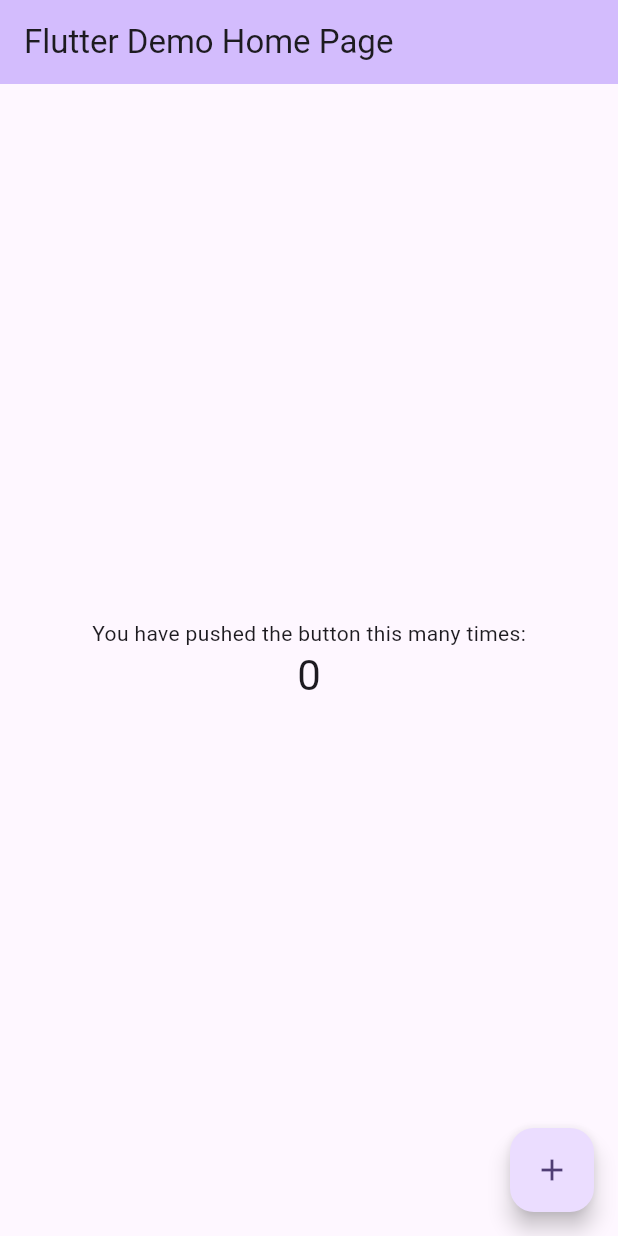
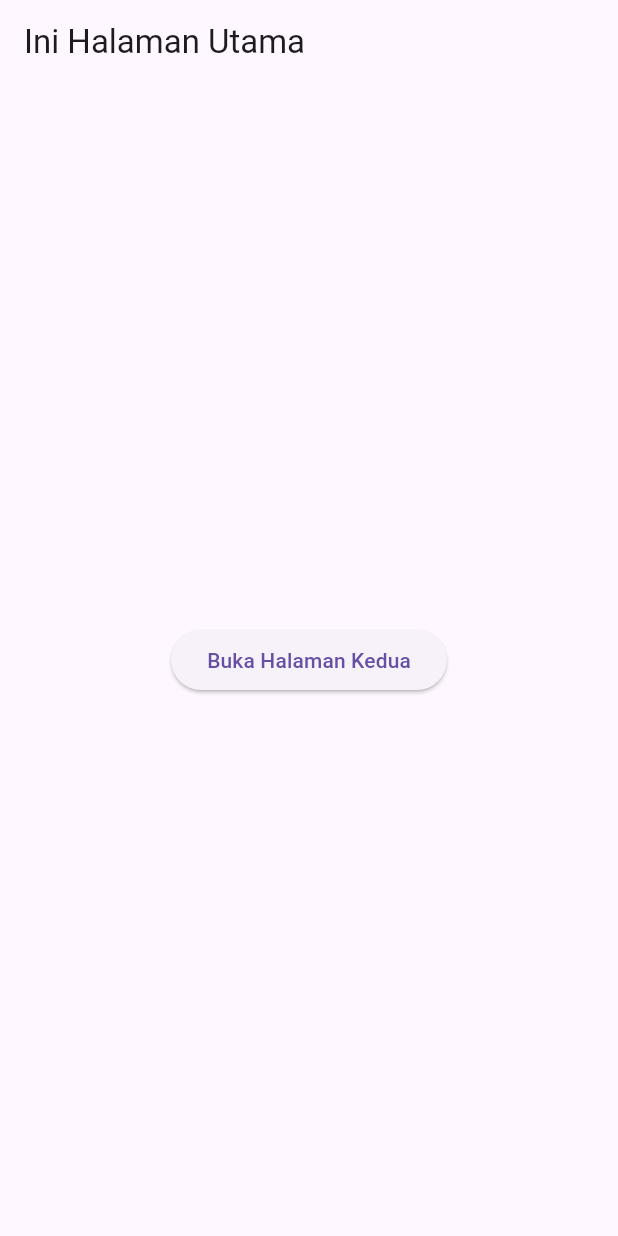
Before and after one commit to uswatun05/app, a Flutter app: the screen it shows after launch, on a phone screen of 412 x 824 dp. Run offline on Flutter 3.47's test engine with Material 3 defaults, Android fonts, the phone set to English and light mode, and no system bars.

```diff
--- a/lib/main.dart
+++ b/lib/main.dart
@@ -1,122 +1,16 @@
 import 'package:flutter/material.dart';
+import 'pages/home_page.dart';
 
 void main() {
-  runApp(const MyApp());
+  runApp(MyApp());
 }
 
 class MyApp extends StatelessWidget {
-  const MyApp({super.key});
-
-  // This widget is the root of your application.
   @override
   Widget build(BuildContext context) {
     return MaterialApp(
-      title: 'Flutter Demo',
-      theme: ThemeData(
-        // This is the theme of your application.
-        //
-        // TRY THIS: Try running your application with "flutter run". You'll see
-        // the application has a purple toolbar. Then, without quitting the app,
-        // try changing the seedColor in the colorScheme below to Colors.green
-        // and then invoke "hot reload" (save your changes or press the "hot
-        // reload" button in a Flutter-supported IDE, or press "r" if you used
-        // the command line to start the app).
-        //
-        // Notice that the counter didn't reset back to zero; the application
-        // state is not lost during the reload. To reset the state, use hot
-        // restart instead.
-        //
-        // This works for code too, not just values: Most code changes can be
-        // tested with just a hot reload.
-        colorScheme: ColorScheme.fromSeed(seedColor: Colors.deepPurple),
-      ),
-      home: const MyHomePage(title: 'Flutter Demo Home Page'),
+      title: 'App',
+      home: HomePage(),
     );
   }
 }
-
-class MyHomePage extends StatefulWidget {
-  const MyHomePage({super.key, required this.title});
-
-  // This widget is the home page of your application. It is stateful, meaning
-  // that it has a State object (defined below) that contains fields that affect
-  // how it looks.
-
-  // This class is the configuration for the state. It holds the values (in this
-  // case the title) provided by the parent (in this case the App widget) and
-  // used by the build method of the State. Fields in a Widget subclass are
-  // always marked "final".
-
-  final String title;
-
-  @override
-  State<MyHomePage> createState() => _MyHomePageState();
-}
-
-class _MyHomePageState extends State<MyHomePage> {
-  int _counter = 0;
-
-  void _incrementCounter() {
-    setState(() {
-      // This call to setState tells the Flutter framework that something has
-      // changed in this State, which causes it to rerun the build method below
-      // so that the display can reflect the updated values. If we changed
-      // _counter without calling setState(), then the build method would not be
-      // called again, and so nothing would appear to happen.
-      _counter++;
-    });
-  }
-
-  @override
-  Widget build(BuildContext context) {
-    // This method is rerun every time setState is called, for instance as done
-    // by the _incrementCounter method above.
-    //
-    // The Flutter framework has been optimized to make rerunning build methods
-    // fast, so that you can just rebuild anything that needs updating rather
-    // than having to individually change instances of widgets.
-    return Scaffold(
-      appBar: AppBar(
-        // TRY THIS: Try changing the color here to a specific color (to
-        // Colors.amber, perhaps?) and trigger a hot reload to see the AppBar
-        // change color while the other colors stay the same.
-        backgroundColor: Theme.of(context).colorScheme.inversePrimary,
-        // Here we take the value from the MyHomePage object that was created by
-        // the App.build method, and use it to set our appbar title.
-        title: Text(widget.title),
-      ),
-      body: Center(
-        // Center is a layout widget. It takes a single child and positions it
-        // in the middle of the parent.
-        child: Column(
-          // Column is also a layout widget. It takes a list of children and
-          // arranges them vertically. By default, it sizes itself to fit its
-          // children horizontally, and tries to be as tall as its parent.
-          //
-          // Column has various properties to control how it sizes itself and
-          // how it positions its children. Here we use mainAxisAlignment to
-          // center the children vertically; the main axis here is the vertical
-          // axis because Columns are vertical (the cross axis would be
-          // horizontal).
-          //
-          // TRY THIS: Invoke "debug painting" (choose the "Toggle Debug Paint"
-          // action in the IDE, or press "p" in the console), to see the
-          // wireframe for each widget.
-          mainAxisAlignment: MainAxisAlignment.center,
-          children: <Widget>[
-            const Text('You have pushed the button this many times:'),
-            Text(
-              '$_counter',
-              style: Theme.of(context).textTheme.headlineMedium,
-            ),
-          ],
-        ),
-      ),
-      floatingActionButton: FloatingActionButton(
-        onPressed: _incrementCounter,
-        tooltip: 'Increment',
-        child: const Icon(Icons.add),
-      ), // This trailing comma makes auto-formatting nicer for build methods.
-    );
-  }
-}
--- /dev/null
+++ b/lib/pages/home_page.dart
@@ -0,0 +1,22 @@
+import 'package:flutter/material.dart';
+import 'second_page.dart';
+
+class HomePage extends StatelessWidget {
+   @override
+   Widget build(BuildContext context) {
+    return Scaffold(
+        appBar: AppBar(title: Text("Ini Halaman Utama")),
+        body: Center(
+            child: ElevatedButton(
+                child: Text("Buka Halaman Kedua"),
+                onPressed: () {
+                    Navigator.push(
+                        context,
+                        MaterialPageRoute(builder: (context) => SecondPage()),
+                        );
+                    },
+                ),
+            ),
+        );
+    }
+}
```
Also changed, not shown: lib/pages/second_page.dart (added, +18 -0 lines).
